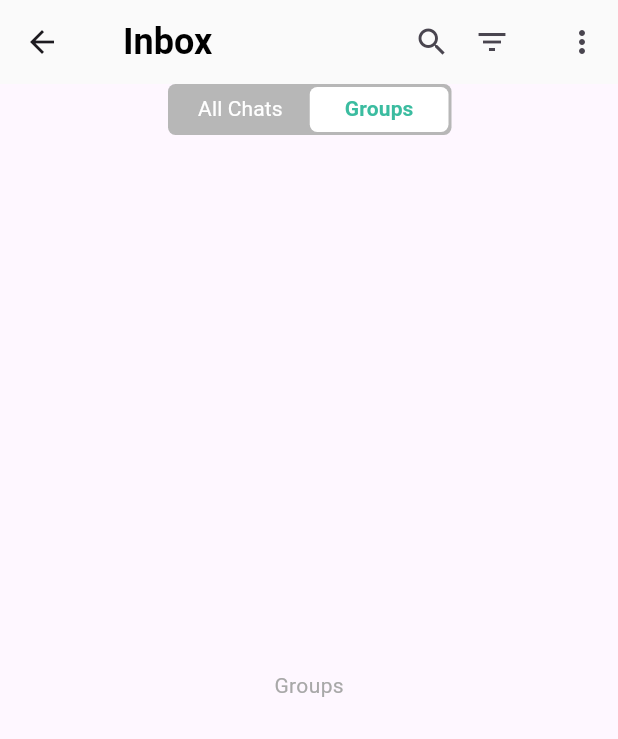
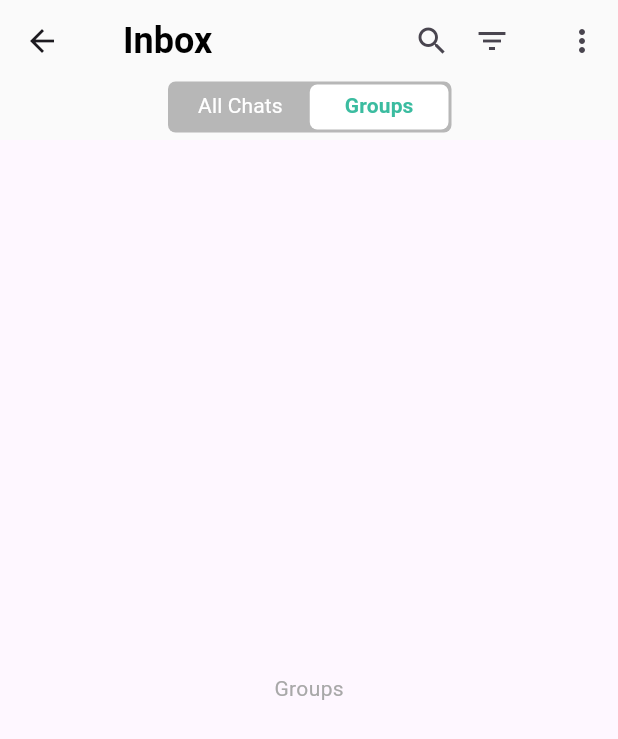
Before and after one commit to jithuhari/chat_app, a Flutter app: the ChatMainLayoutScreen screen opened by its route, tab 2 chosen, on a phone screen of 412 x 824 dp. Shown: the top 739 px of the screen. Run offline on Flutter 3.47's test engine with Material 3 defaults, Android fonts, the phone set to English and light mode, and no system bars; our stand-ins replace another_flushbar, flutter_slidable, flutter_speed_dial, flutter_svg, get, jwt_decoder and 1 more; accounts and stored records are empty; network calls fail; Roboto replaces fonts that are missing (DMSans); project files that could hold a hidden picture were left out.

Commit message:
change the tabbar to the appbar

```diff
--- a/lib/features/chat_main_layout/chat_main_layout_screen.dart
+++ b/lib/features/chat_main_layout/chat_main_layout_screen.dart
@@ -33,6 +33,50 @@ class _ChatMainLayoutScreenState extends State<ChatMainLayoutScreen>
           return SafeArea(
             child: Scaffold(
               appBar: AppBar(
+                bottom: PreferredSize(
+                  preferredSize: Size.fromHeight(AppBar().preferredSize.height/1.5),
+                  child: Padding(
+                    padding: const EdgeInsets.only(left: 22, right: 21,bottom: 5),
+                    child: Container(
+                      height: 34,
+                      width: 189,
+                      decoration: BoxDecoration(
+                        color: messageColor,
+                        borderRadius: BorderRadius.circular(
+                          5.0,
+                        ),
+                      ),
+                      child: Padding(
+                        padding: const EdgeInsets.all(2.0),
+                        child: TabBar(
+                          controller: _controller,
+                          indicator: BoxDecoration(
+                            borderRadius: BorderRadius.circular(
+                              5.0,
+                            ),
+                            color: Colors.white,
+                          ),
+                          labelColor: primaryColor,
+                          labelStyle: const TextStyle(
+                              fontSize: 14, fontWeight: FontWeight.w700),
+                          unselectedLabelStyle: const TextStyle(
+                              fontSize: 14, fontWeight: FontWeight.w400),
+                          dividerColor: messageColor,
+                          indicatorSize: TabBarIndicatorSize.tab,
+                          unselectedLabelColor: Colors.white,
+                          tabs: const [
+                            Tab(
+                              text: 'All Chats',
+                            ),
+                            Tab(
+                              text: 'Groups',
+                            ),
+                          ],
+                        ),
+                      ),
+                    ),
+                  ),
+                ),
                 backgroundColor: const Color(0xffFAFAFA),
                 title: const Padding(
                   padding: EdgeInsets.only(left: 10.0),
@@ -100,7 +144,6 @@ class _ChatMainLayoutScreenState extends State<ChatMainLayoutScreen>
                       })
                 ],
               ),
-
               body: Column(
                 children: [
                   // Row(
@@ -124,74 +167,58 @@ class _ChatMainLayoutScreenState extends State<ChatMainLayoutScreen>
                   //     )
                   //   ],
                   // ),
-                  Padding(
-                    padding: const EdgeInsets.only(left: 22, right: 21),
-                    child: Container(
-                      height: 34,
-                      width: 189,
-                      decoration: BoxDecoration(
-                        color: messageColor,
-                        borderRadius: BorderRadius.circular(
-                          5.0,
-                        ),
-                      ),
-                      child: Padding(
-                        padding: const EdgeInsets.all(2.0),
-                        child: TabBar(
-                          controller: _controller,
-                          indicator: BoxDecoration(
-                            borderRadius: BorderRadius.circular(
-                              5.0,
-                            ),
-                            color: Colors.white,
-                          ),
-                          labelColor: primaryColor,
-                          labelStyle: const TextStyle(fontSize: 14,fontWeight: FontWeight.w700),
-                          unselectedLabelStyle:const TextStyle(fontSize: 14,fontWeight: FontWeight.w400) ,
-                          dividerColor: messageColor,
-                          indicatorSize: TabBarIndicatorSize.tab,
-                          unselectedLabelColor: Colors.white,
-                          tabs: const [
-                            Tab(
-                              text: 'All Chats',
-                            ),
-                            Tab(
-                              text: 'Groups',
-                            ),
-                          ],
-                        ),
-                      ),
-                    ),
-                  ),
+                  // Padding(
+                  //   padding: const EdgeInsets.only(left: 22, right: 21),
+                  //   child: Container(
+                  //     height: 34,
+                  //     width: 189,
+                  //     decoration: BoxDecoration(
+                  //       color: messageColor,
+                  //       borderRadius: BorderRadius.circular(
+                  //         5.0,
+                  //       ),
+                  //     ),
+                  //     child: Padding(
+                  //       padding: const EdgeInsets.all(2.0),
+                  //       child: TabBar(
+                  //         controller: _controller,
+                  //         indicator: BoxDecoration(
+                  //           borderRadius: BorderRadius.circular(
+                  //             5.0,
+                  //           ),
+                  //           color: Colors.white,
+                  //         ),
+                  //         labelColor: primaryColor,
+                  //         labelStyle: const TextStyle(
+                  //             fontSize: 14, fontWeight: FontWeight.w700),
+                  //         unselectedLabelStyle: const TextStyle(
+                  //             fontSize: 14, fontWeight: FontWeight.w400),
+                  //         dividerColor: messageColor,
+                  //         indicatorSize: TabBarIndicatorSize.tab,
+                  //         unselectedLabelColor: Colors.white,
+                  //         tabs: const [
+                  //           Tab(
+                  //             text: 'All Chats',
+                  //           ),
+                  //           Tab(
+                  //             text: 'Groups',
+                  //           ),
+                  //         ],
+                  //       ),
+                  //     ),
+                  //   ),
+                  // ),
                   Expanded(
                     child: TabBarView(
                         physics: const NeverScrollableScrollPhysics(),
                         controller: _controller,
                         children: const [
-                          // const CameraScreen(),
-                          // ChatScreen(
-                          //   chatModels: widget.chatModels,
-                          //   sourceChat: widget.sourceChat,
-                          // ),
                           AllChatScreen(),
                           Center(child: Text('Groups')),
                         ]),
                   ),
                 ],
               ),
-              // body:
-
-              // TabBarView(controller: _controller, children: const [
-              //   // const CameraScreen(),
-              //   // ChatScreen(
-              //   //   chatModels: widget.chatModels,
-              //   //   sourceChat: widget.sourceChat,
-              //   // ),
-              //   AllChatScreen(),
-              //   Center(child: Text('Groups')),
-
-              // ]
-              // ),
             ),
           );
         });
```
